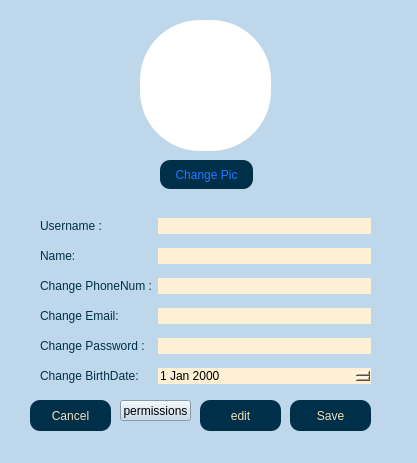
Before: the Qt Designer form client/setting.ui in AP-projects-4001/jan-ghahve, drawn with Qt 5.
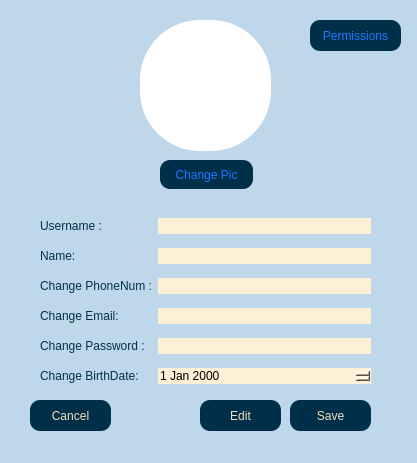
After: the same form once the commit is applied.

```diff
--- a/client/setting.ui
+++ b/client/setting.ui
@@ -250,20 +250,28 @@
 color:rgb(245, 223, 187);</string>
    </property>
    <property name="text">
-    <string>edit</string>
+    <string>Edit</string>
    </property>
   </widget>
   <widget class="QPushButton" name="pbn_permissions">
    <property name="geometry">
     <rect>
-     <x>120</x>
-     <y>400</y>
-     <width>71</width>
-     <height>21</height>
+     <x>310</x>
+     <y>20</y>
+     <width>91</width>
+     <height>31</height>
     </rect>
    </property>
+   <property name="cursor">
+    <cursorShape>PointingHandCursor</cursorShape>
+   </property>
+   <property name="styleSheet">
+    <string notr="true">background-color:rgb(0, 48, 73);
+border-radius: 10px;
+color:rgb(34, 119, 255)</string>
+   </property>
    <property name="text">
-    <string>permissions</string>
+    <string>Permissions</string>
    </property>
   </widget>
  </widget>
```
